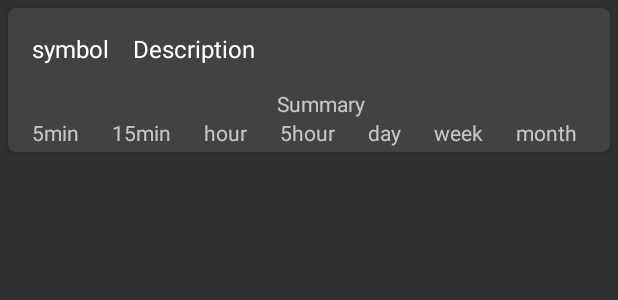
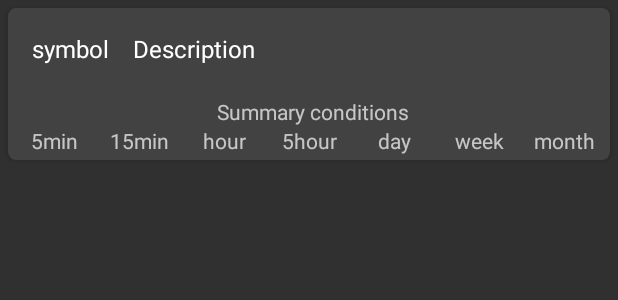
Before and after one commit to greyog/fts_new, an Android app: the layout notification_list_item.xml on its own in the app's theme, with its tools: preview values and no code run, on a phone screen of 412 x 824 dp. Shown: the top 300 px of the screen. Run offline under Robolectric (Android 15) with nearby library versions, the phone set to English and light mode, and no system bars.

Commit message:
notification edit ok

```diff
--- a/app/build.gradle
+++ b/app/build.gradle
@@ -51,6 +51,10 @@ dependencies {
 
     implementation "android.arch.work:work-runtime:$work_version" // use -ktx for Kotlin
     // optional - Firebase JobDispatcher support
-    implementation "android.arch.work:work-firebase:$work_version"
+    implementation "android.arch.work:work-firebase:1.0.0-alpha10"
+    implementation 'org.jetbrains.kotlinx:kotlinx-coroutines-core:1.0.0'
+    implementation 'org.jetbrains.kotlinx:kotlinx-coroutines-android:1.0.0'
+
+
 
 }
--- a/app/src/main/AndroidManifest.xml
+++ b/app/src/main/AndroidManifest.xml
@@ -57,7 +57,7 @@
 
         <activity
             android:name=".NotificationListActivity"
-            android:label="@string/title_activity_notiifications"
+            android:label="@string/title_activity_notifications"
             android:parentActivityName=".MainActivity"
             android:theme="@style/AppTheme">
             <meta-data
--- a/app/src/main/res/layout/activity_notifications.xml
+++ b/app/src/main/res/layout/activity_notifications.xml
@@ -28,6 +28,6 @@
         android:layout_height="wrap_content"
         android:layout_gravity="bottom|end"
         android:layout_margin="@dimen/fab_margin"
-        app:srcCompat="@android:drawable/ic_menu_add" />
+        app:srcCompat="@android:drawable/ic_input_add" />
 
 </android.support.design.widget.CoordinatorLayout>
--- a/app/src/main/res/layout/notification_list_item.xml
+++ b/app/src/main/res/layout/notification_list_item.xml
@@ -47,7 +47,9 @@
             android:layout_width="match_parent"
             android:layout_height="wrap_content"
             android:layout_below="@id/tvnSymbol"
-            android:layout_marginLeft="@dimen/activity_horizontal_margin"
+            android:layout_marginTop="5dp"
+            android:layout_marginLeft="5dp"
+            android:layout_marginStart="5dp"
             android:orientation="vertical">
 
             <TextView
@@ -55,7 +57,7 @@
                 android:layout_width="match_parent"
                 android:layout_height="wrap_content"
                 android:gravity="center"
-                android:text="Summary"
+                android:text="Summary conditions"
                 android:visibility="visible" />
 
             <LinearLayout
@@ -67,51 +69,65 @@
 
                 <TextView
                     android:id="@+id/tvn5m"
-                    android:layout_width="wrap_content"
+                    android:layout_width="match_parent"
                     android:layout_height="wrap_content"
+                    android:layout_marginRight="5dp"
                     android:layout_weight="1"
+                    android:gravity="center"
                     android:text="5min" />
 
                 <TextView
                     android:id="@+id/tvn15m"
-                    android:layout_width="wrap_content"
+                    android:layout_width="match_parent"
                     android:layout_height="wrap_content"
+                    android:layout_marginRight="5dp"
                     android:layout_weight="1"
+                    android:gravity="center"
                     android:text="15min" />
 
                 <TextView
                     android:id="@+id/tvn1h"
-                    android:layout_width="wrap_content"
+                    android:layout_width="match_parent"
                     android:layout_height="wrap_content"
+                    android:layout_marginRight="5dp"
                     android:layout_weight="1"
+                    android:gravity="center"
                     android:text="hour" />
 
                 <TextView
                     android:id="@+id/tvn5h"
-                    android:layout_width="wrap_content"
+                    android:layout_width="match_parent"
                     android:layout_height="wrap_content"
+                    android:layout_marginRight="5dp"
                     android:layout_weight="1"
+                    android:gravity="center"
                     android:text="5hour" />
 
                 <TextView
                     android:id="@+id/tvnd"
-                    android:layout_width="wrap_content"
+                    android:layout_width="match_parent"
                     android:layout_height="wrap_content"
+                    android:layout_marginRight="5dp"
                     android:layout_weight="1"
+                    android:gravity="center"
                     android:text="day" />
 
                 <TextView
                     android:id="@+id/tvnw"
-                    android:layout_width="wrap_content"
+                    android:layout_width="match_parent"
                     android:layout_height="wrap_content"
+                    android:layout_marginRight="5dp"
                     android:layout_weight="1"
+                    android:gravity="center"
                     android:text="week" />
 
                 <TextView
                     android:id="@+id/tvnm"
-                    android:layout_width="wrap_content"
+                    android:layout_width="match_parent"
                     android:layout_height="wrap_content"
+                    android:layout_marginRight="5dp"
                     android:layout_weight="1"
+                    android:gravity="center"
                     android:text="month" />
             </LinearLayout>
         </LinearLayout>
--- a/app/src/main/res/values/strings.xml
+++ b/app/src/main/res/values/strings.xml
@@ -51,7 +51,7 @@ Greyog App Products, Fusion Media and Investing.com will not accept any liabilit
     <string name="too_many_elements">Too many elements! Delete something before add.</string>
     <string name="something_wrong">Something went wrong.</string>
     <string name="already_exists">Already exists.</string>
-    <string name="title_activity_notiifications">NotiificationsActivity</string>
+    <string name="title_activity_notifications">Manage Notifications</string>
     <string name="new_notification">New notification</string>
     <string name="cancel">Cancel</string>
     <string name="switch_notifications">Switch Notifications</string>
```
Also changed, not shown: app/src/main/java/com/greyogproducts/greyog/fts/NotificationListActivity.kt (+45 -23 lines), app/src/main/java/com/greyogproducts/greyog/fts/adapters/NotificationListAdapter.kt (+15 -9 lines), app/src/main/java/com/greyogproducts/greyog/fts/data/NotificationData.kt (+28 -0 lines), app/src/main/java/com/greyogproducts/greyog/fts/model/MyModel.kt (+35 -5 lines), app/src/main/java/com/greyogproducts/greyog/fts/model/RetrofitHelper.kt (+8 -33 lines), app/src/main/java/com/greyogproducts/greyog/fts/vm/NotificationsListViewModel.kt (+6 -9 lines), app/src/main/java/com/greyogproducts/greyog/fts/workers/NotificationWorker.kt (+85 -12 lines), app/src/main/res/layout/notification_edit.xml (+23 -16 lines).
